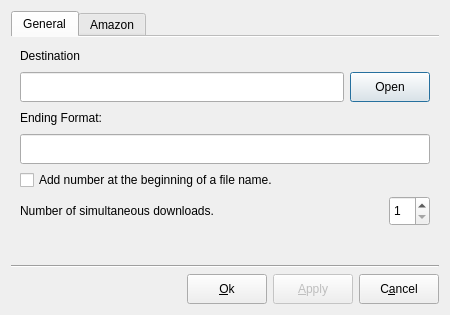
Qt form ui/Settings.ui (Christian-Kr/qlamz) before a commit.
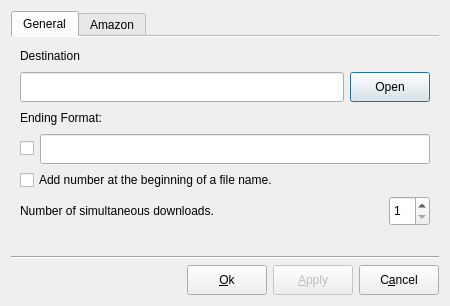
The same form after that commit.

Commit message: Add default destination ending value and option to deaktivate.

```diff
--- a/ui/Settings.ui
+++ b/ui/Settings.ui
@@ -7,7 +7,7 @@
     <x>0</x>
     <y>0</y>
     <width>450</width>
-    <height>315</height>
+    <height>306</height>
    </rect>
   </property>
   <property name="minimumSize">
@@ -42,8 +42,6 @@
         </attribute>
         <layout class="QGridLayout" name="gridLayout_3">
          <item row="0" column="0">
-          <layout class="QVBoxLayout" name="verticalLayout_2">
-           <item>
             <layout class="QVBoxLayout" name="verticalLayout">
              <property name="sizeConstraint">
               <enum>QLayout::SetDefaultConstraint</enum>
@@ -105,7 +103,7 @@
              </item>
             </layout>
            </item>
-           <item>
+         <item row="1" column="0">
             <layout class="QHBoxLayout" name="horizontalLayout">
              <item>
               <widget class="QLabel" name="label_2">
@@ -128,6 +126,15 @@
              </item>
             </layout>
            </item>
+         <item row="2" column="0">
+          <layout class="QHBoxLayout" name="horizontalLayout_6">
+           <item>
+            <widget class="QCheckBox" name="checkBoxEndingFormat">
+             <property name="text">
+              <string/>
+             </property>
+            </widget>
+           </item>
            <item>
             <widget class="QLineEdit" name="lineEditDestinationFormat">
              <property name="minimumSize">
@@ -138,14 +145,16 @@
              </property>
             </widget>
            </item>
-           <item>
+          </layout>
+         </item>
+         <item row="3" column="0">
             <widget class="QCheckBox" name="checkBoxNumberPrefix">
              <property name="text">
               <string>Add number at the beginning of a file name.</string>
              </property>
             </widget>
            </item>
-           <item>
+         <item row="4" column="0">
             <layout class="QHBoxLayout" name="horizontalLayout_5">
              <item>
               <widget class="QLabel" name="label_5">
@@ -175,7 +184,7 @@
              </item>
             </layout>
            </item>
-           <item>
+         <item row="5" column="0">
             <spacer name="verticalSpacer">
              <property name="orientation">
               <enum>Qt::Vertical</enum>
@@ -183,12 +192,10 @@
              <property name="sizeHint" stdset="0">
               <size>
                <width>20</width>
-               <height>40</height>
+             <height>30</height>
               </size>
              </property>
             </spacer>
-           </item>
-          </layout>
          </item>
         </layout>
        </widget>
```
Left out of the diff: 32 changed lines with no effect on the pictures. Lines whose indentation alone changed are shown as unchanged. The commit also changes 3 other files.
